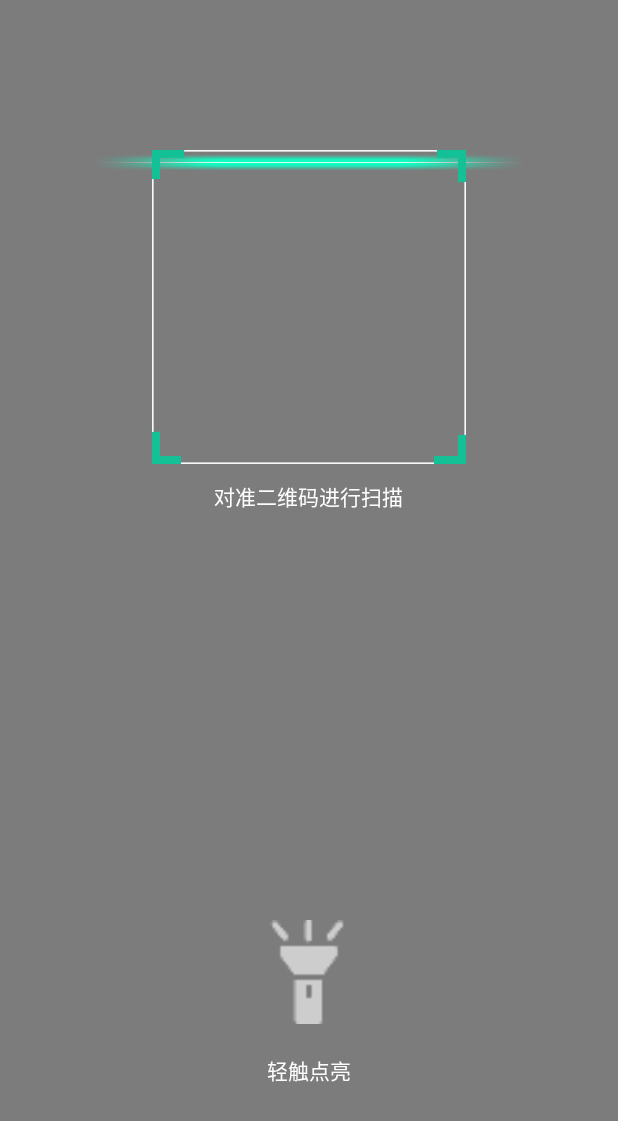
After one commit to huoyan/PreviewWork, an Android app: the ScanQrActivity screen opened directly, with no data from a screen before it, on a phone screen of 412 x 824 dp. The commit adds this screen. Shown: the top 1121 px of the screen. Run offline under Robolectric (Android 15) with nearby library versions, the phone set to English and light mode, and no system bars; libraries missing offline, so code that uses them is left out: com.huawei.hms; 8 statements that could not run were skipped.

Commit message:
扫描功能

```diff
--- /dev/null
+++ b/app/src/main/java/com/zxp/myapplication/ui/ScanQrActivity.java
@@ -0,0 +1,223 @@
+package com.zxp.myapplication.ui;
+
+import android.content.Intent;
+import android.graphics.Rect;
+import android.os.Bundle;
+import android.os.Vibrator;
+import android.text.TextUtils;
+import android.util.DisplayMetrics;
+import android.view.View;
+import android.view.animation.TranslateAnimation;
+import android.widget.FrameLayout;
+import android.widget.ImageView;
+import android.widget.LinearLayout;
+
+import androidx.appcompat.app.AppCompatActivity;
+
+import com.huawei.hms.hmsscankit.OnLightVisibleCallBack;
+import com.huawei.hms.hmsscankit.OnResultCallback;
+import com.huawei.hms.hmsscankit.RemoteView;
+import com.huawei.hms.ml.scan.HmsScan;
+import com.zxp.myapplication.R;
+
+/**
+ *   二维码扫描
+ */
+public class ScanQrActivity extends AppCompatActivity {
+
+
+    private RemoteView remoteView;
+    int mSceenWidth;
+    int mSceenHeight;
+    View line;
+
+    FrameLayout frameLayout;
+
+    ImageView flushBtn;
+    /**
+     *   手电筒图片
+     */
+    private int[] img = {R.mipmap.flashlight_on, R.mipmap.flashlight_off};
+    final int SCAN_FRAME_SIZE = 340;
+    private TranslateAnimation animation;
+
+
+    @Override
+    protected void onCreate(Bundle savedInstanceState) {
+
+        super.onCreate(savedInstanceState);
+
+        setContentView(R.layout.activity_scan_qr);
+        line = findViewById(R.id.scan_qr_line);
+        frameLayout = findViewById(R.id.scan_qr_rim);
+        flushBtn = findViewById(R.id.flush_btn);
+
+
+        //1.设置扫码识别区域，您可以按照需求调整参数
+        DisplayMetrics dm = getResources().getDisplayMetrics();
+        float density = dm.density;
+        //2.获取屏幕尺寸
+        mSceenWidth = getResources().getDisplayMetrics().widthPixels;
+        mSceenHeight = getResources().getDisplayMetrics().heightPixels;
+
+        int scanFrameSize = (int) (SCAN_FRAME_SIZE * density);
+
+        //3.声明 viewfinder'的 矩形,在布局中间
+        //设置扫描区域(可选,矩形可以为空,如果不配置,默认是中心的布局)
+        Rect rect = new Rect();
+        rect.left = mSceenWidth / 2 - scanFrameSize / 2;
+        rect.right = mSceenWidth / 2 + scanFrameSize / 2;
+        rect.top = mSceenHeight / 2 - scanFrameSize / 2;
+        rect.bottom = mSceenHeight / 2 + scanFrameSize / 2;
+
+
+        //初始化RemoteView，并通过如下方法设置参数:
+        // setContext()（必选）传入context、setBoundingBox()设置扫描区域、
+        // setFormat()设置识别码制式，设置完毕调用build()方法完成创建
+        remoteView = new RemoteView.Builder().setContext(this).setBoundingBox(rect).setFormat(HmsScan.ALL_SCAN_TYPE).build();
+        //将自定义view加载到activity
+        remoteView.onCreate(savedInstanceState);
+
+        remoteView.setOnLightVisibleCallback(new OnLightVisibleCallBack() {
+            @Override
+            public void onVisibleChanged(boolean visible) {
+                if(visible){
+                    flushBtn.setVisibility(View.VISIBLE);
+                }
+            }
+        });
+
+        remoteView.setOnResultCallback(new OnResultCallback() {
+            @Override
+            public void onResult(HmsScan[] result) {
+                //获取到扫码结果HmsScan，判断结果是否有效
+                if (result != null && result.length > 0 && result[0] != null && !TextUtils.isEmpty(result[0].getOriginalValue())) {
+                    //成功
+                    setVibrator();
+                    Intent resultIntent = new Intent();
+                    Bundle bundle = new Bundle();
+                    bundle.putInt("result_type",1);
+                    bundle.putString("result_string", result[0].originalValue);
+                    resultIntent.putExtras(bundle);
+                    ScanQrActivity.this.setResult(RESULT_OK, resultIntent);
+                    ScanQrActivity.this.finish();
+
+                } else {
+                    //失败
+                    setVibrator();
+                    Intent resultIntent = new Intent();
+                    Bundle bundle = new Bundle();
+                    bundle.putInt("result_type", 2);
+                    bundle.putString("result_string", "");
+                    resultIntent.putExtras(bundle);
+                    ScanQrActivity.this.setResult(RESULT_OK, resultIntent);
+                    ScanQrActivity.this.finish();
+
+
+                }
+            }
+        });
+        remoteView.onCreate(savedInstanceState);
+        //添加 remoteView 到Framelayout布局中
+        FrameLayout.LayoutParams params = new FrameLayout.LayoutParams(LinearLayout.LayoutParams.MATCH_PARENT, LinearLayout.LayoutParams.MATCH_PARENT);
+        //绑定相机预览布局
+
+        frameLayout.addView(remoteView, params);
+
+        setFlashOperation();
+    }
+    /**
+     *  震动
+     */
+    private void setVibrator() {
+
+        Vibrator vibrator = (Vibrator)this.getSystemService(this.VIBRATOR_SERVICE);
+        vibrator.vibrate(300);
+    }
+
+    /**
+     *  开启闪光灯
+     */
+    private void setFlashOperation() {
+        flushBtn.setOnClickListener(new View.OnClickListener() {
+            @Override
+            public void onClick(View v) {
+                if (remoteView.getLightStatus()) {
+                    remoteView.switchLight();
+                    flushBtn.setImageResource(img[1]);
+                } else {
+                    remoteView.switchLight();
+                    flushBtn.setImageResource(img[0]);
+                }
+            }
+        });
+    }
+    @Override
+    protected void onResume() {
+
+        super.onResume();
+
+        if (remoteView!= null){
+
+            remoteView.onResume();
+        }
+
+        if (animation == null){
+            animation = new TranslateAnimation(0, 0, 0, 720);
+        }
+
+        line.setVisibility(View.VISIBLE);
+
+        animation.setDuration(2000);
+
+        animation.setRepeatCount(-1);
+
+        line.startAnimation(animation);
+
+        animation.start();
+
+    }
+    //管理 remoteView 生命周期
+    @Override
+    protected void onStart() {
+        super.onStart();
+        if (remoteView!= null){
+            remoteView.onStart();
+        }
+
+    }
+
+    @Override
+    protected void onPause() {
+
+        super.onPause();
+
+        animation.cancel();
+        if (remoteView!= null){
+
+            remoteView.onPause();
+        }
+
+    }
+
+    @Override
+    protected void onDestroy() {
+
+        super.onDestroy();
+        if (remoteView!= null){
+
+            remoteView.onDestroy();
+        }
+    }
+
+    @Override
+    protected void onStop() {
+        super.onStop();
+        if (remoteView!= null){
+
+            remoteView.onStop();
+        }
+    }
+
+
+}
--- /dev/null
+++ b/app/src/main/res/layout/activity_scan_qr.xml
@@ -0,0 +1,94 @@
+<?xml version="1.0" encoding="utf-8"?>
+<LinearLayout xmlns:android="http://schemas.android.com/apk/res/android"
+    android:layout_width="match_parent"
+    android:layout_height="match_parent"
+    android:orientation="vertical">
+
+    <RelativeLayout
+        android:layout_width="match_parent"
+        android:layout_height="match_parent">
+
+        <FrameLayout
+            android:id="@+id/scan_qr_rim"
+            android:layout_width="match_parent"
+            android:layout_height="match_parent"
+            android:background="#80000000" />
+
+        <LinearLayout
+            android:orientation="vertical"
+            android:layout_width="wrap_content"
+            android:layout_height="wrap_content"
+            android:layout_gravity="center_horizontal"
+            android:layout_alignParentBottom="true"
+            android:layout_centerHorizontal="true"
+            android:layout_marginBottom="100dp">
+
+            <ImageView
+                android:id="@+id/flush_btn"
+                android:layout_width="69dp"
+                android:layout_height="69dp"
+                android:layout_alignParentBottom="true"
+                android:layout_marginBottom="20dp"
+                android:layout_centerHorizontal="true"
+                android:gravity="center"
+                android:src="@mipmap/flashlight_off" />
+
+            <TextView
+                android:layout_width="wrap_content"
+                android:layout_height="wrap_content"
+                android:layout_centerHorizontal="true"
+                android:layout_gravity="center"
+                android:text="轻触点亮"
+                android:layout_alignParentBottom="true"
+                android:textColor="@color/white"
+                android:textSize="@dimen/sp_14">
+
+            </TextView>
+        </LinearLayout>
+
+        <LinearLayout
+            android:layout_width="match_parent"
+            android:layout_height="match_parent"
+            android:orientation="vertical">
+
+            <RelativeLayout
+                android:layout_width="300dp"
+                android:layout_height="300dp"
+                android:layout_gravity="center_horizontal"
+                android:layout_marginTop="100dp"
+                android:layout_marginBottom="9dp">
+
+                <View
+                    android:id="@+id/scan_qr_line"
+                    android:layout_width="2500dp"
+                    android:layout_height="16dp"
+                    android:background="@mipmap/scan_image"
+                    android:visibility="invisible" />
+
+                <ImageView
+                    android:layout_width="209dp"
+                    android:layout_height="209dp"
+                    android:layout_centerHorizontal="true"
+                    android:scaleType="fitXY"
+                    android:src="@mipmap/pic_scaning" />
+                <!--                               -->
+
+                <TextView
+                    android:layout_width="wrap_content"
+                    android:layout_height="wrap_content"
+                    android:layout_centerHorizontal="true"
+                    android:layout_marginTop="220dp"
+                    android:text="对准二维码进行扫描"
+                    android:textColor="@color/white"
+                    android:textSize="@dimen/sp_14">
+
+                </TextView>
+
+            </RelativeLayout>
+
+
+        </LinearLayout>
+
+
+    </RelativeLayout>
+</LinearLayout>
--- a/app/src/main/res/values/dimens.xml
+++ b/app/src/main/res/values/dimens.xml
@@ -1,6 +1,7 @@
 <?xml version="1.0" encoding="utf-8"?>
 <resources>
 
+    <dimen name="sp_14">14sp</dimen>
     <dimen name="sp_16">16sp</dimen>
     <dimen name="dp_15">15dp</dimen>
     <dimen name="dp_10">10dp</dimen>
--- a/build.gradle
+++ b/build.gradle
@@ -22,9 +22,9 @@ buildscript {
         classpath 'com.growingio.android:vds-gradle-plugin:autotrack-2.9.0'
 
         // 注册MobSDK
-        classpath "com.mob.sdk:MobSDK:2018.0319.1724"
+//        classpath "com.mob.sdk:MobSDK:2018.0319.1724"
         // 腾讯云
-        classpath "com.tencent.android.tpns:tpnsplugin:1.2.0"
+//        classpath "com.tencent.android.tpns:tpnsplugin:1.2.0"
 
         // NOTE: Do not place your application dependencies here; they belong
         // in the individual module build.gradle files
```
Also changed, not shown: app/build.gradle (+38 -37 lines), app/src/main/AndroidManifest.xml (+17 -0 lines), app/src/main/java/com/zxp/myapplication/MainActivity.java (+56 -2 lines), app/src/main/res/layout/activity_main.xml (+8 -0 lines), app/src/main/res/mipmap-hdpi/pic_scaning.png (added), app/src/main/res/mipmap-hdpi/scan_image.png (added), app/src/main/res/mipmap-xxhdpi/flashlight_off.png (added), app/src/main/res/mipmap-xxhdpi/flashlight_on.png (added).
